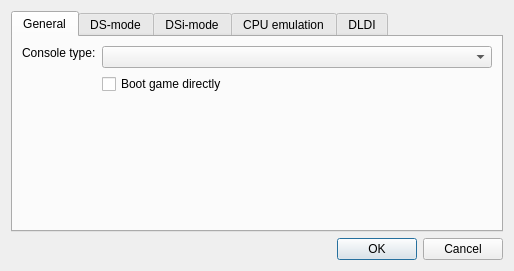
The window that src/frontend/qt_sdl/EmuSettingsDialog.ui (melonDS-emu/melonDS) describes before a commit, drawn with Qt 5.
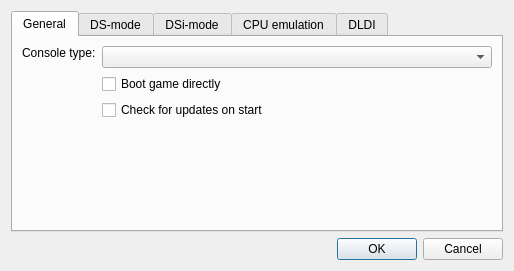
The same window after the commit.

Commit message:
Check for updates on start
Make it configurable, under Config > Emu Settings >
General > Check for updates on start

```diff
--- a/src/frontend/qt_sdl/EmuSettingsDialog.ui
+++ b/src/frontend/qt_sdl/EmuSettingsDialog.ui
@@ -56,7 +56,17 @@
          </property>
         </widget>
        </item>
-       <item row="3" column="0">
+       <item row="3" column="1">
+        <widget class="QCheckBox" name="chkCheckUpdateOnStart">
+         <property name="whatsThis">
+          <string>Automatically check for updates on start</string>
+         </property>
+         <property name="text">
+          <string>Check for updates on start</string>
+         </property>
+        </widget>
+       </item>
+       <item row="4" column="0">
         <spacer name="verticalSpacer_2">
          <property name="orientation">
           <enum>Qt::Vertical</enum>
```
The commit also changes 4 other files.
